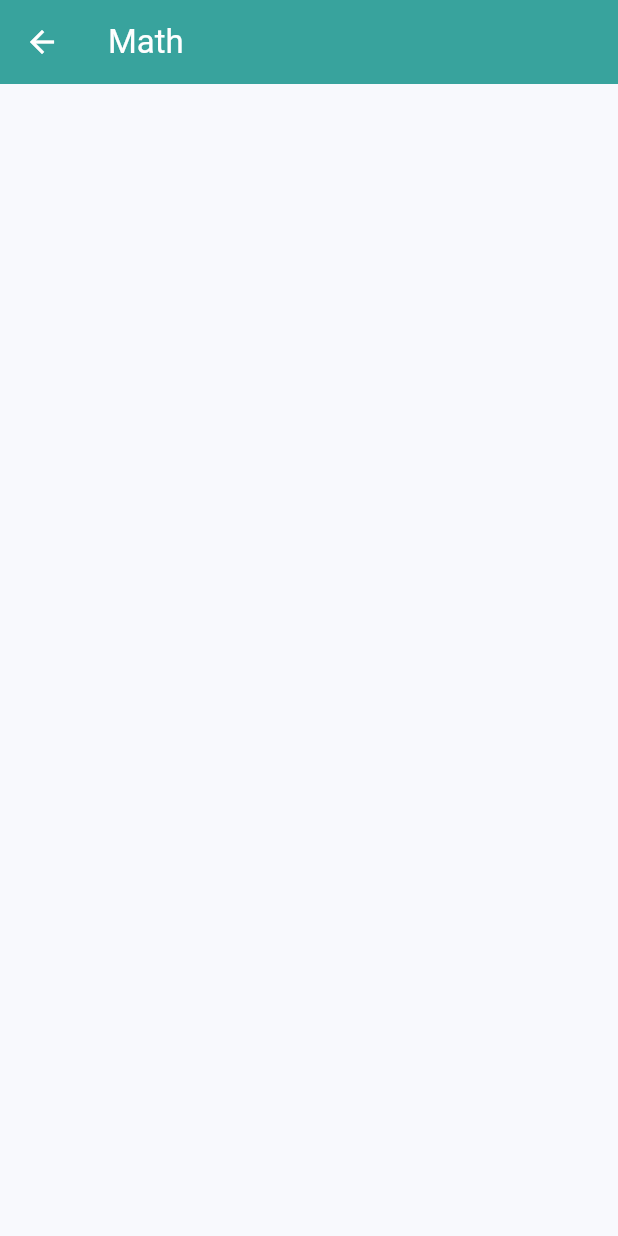
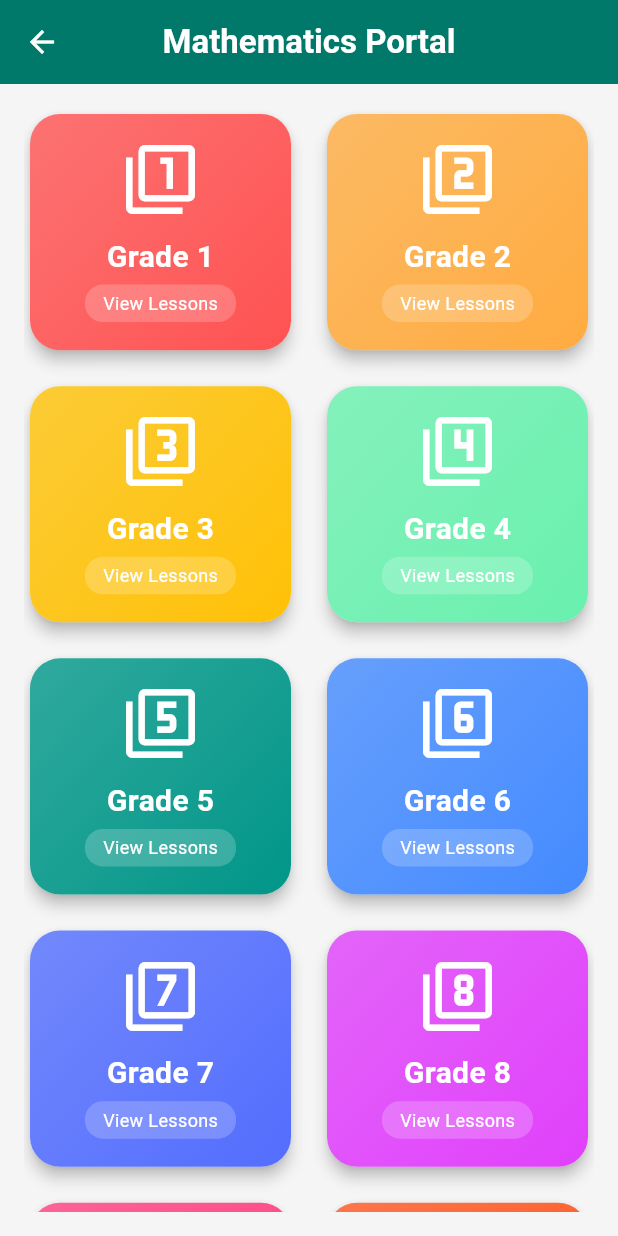
Before and after one commit to VanchhaiThay/eduhub, a Flutter app: the MathPage screen opened directly, on a phone screen of 412 x 824 dp. Run offline on Flutter 3.47's test engine with Material 3 defaults, Android fonts, the light colour scheme and no system bars; our stand-ins replace cloud_firestore, firebase_auth, firebase_core, fl_chart, flutter_local_notifications, shared_preferences; accounts and stored records are empty.

Commit message:
divide gade in subject(math)

```diff
--- a/lib/components/tabs/coursetap/subject/math_page.dart
+++ b/lib/components/tabs/coursetap/subject/math_page.dart
@@ -7,15 +7,117 @@ class MathPage extends StatefulWidget {
   State<MathPage> createState() => _MathPageState();
 }
 
+class _MaterialColorData {
+  final String title;
+  final Color color;
+  final IconData icon;
+
+  _MaterialColorData(this.title, this.color, this.icon);
+}
+
 class _MathPageState extends State<MathPage> {
+  // Define a list of colors and icons to make each grade unique
+  final List<_MaterialColorData> grades = [
+    _MaterialColorData('Grade 1', Colors.redAccent, Icons.filter_1),
+    _MaterialColorData('Grade 2', Colors.orangeAccent, Icons.filter_2),
+    _MaterialColorData('Grade 3', Colors.amber, Icons.filter_3),
+    _MaterialColorData('Grade 4', Colors.greenAccent, Icons.filter_4),
+    _MaterialColorData('Grade 5', Colors.teal, Icons.filter_5),
+    _MaterialColorData('Grade 6', Colors.blueAccent, Icons.filter_6),
+    _MaterialColorData('Grade 7', Colors.indigoAccent, Icons.filter_7),
+    _MaterialColorData('Grade 8', Colors.purpleAccent, Icons.filter_8),
+    _MaterialColorData('Grade 9', Colors.pinkAccent, Icons.filter_9),
+    _MaterialColorData('Grade 10', Colors.deepOrange, Icons.school),
+    _MaterialColorData('Grade 11', Colors.cyan, Icons.functions),
+    _MaterialColorData('Grade 12', Colors.blueGrey, Icons.calculate),
+  ];
+
   @override
   Widget build(BuildContext context) {
     return Scaffold(
+      backgroundColor: Colors.grey[100],
       appBar: AppBar(
-        title: const Text("Math"),
+        title: const Text(
+          "Mathematics Portal",
+          style: TextStyle(fontWeight: FontWeight.bold, color: Colors.white),
+        ),
+        centerTitle: true,
+        backgroundColor: Colors.teal[700],
+        elevation: 4,
       ),
-      body: const Center(
+      body: Padding(
+        padding: const EdgeInsets.all(16.0),
+        child: GridView.builder(
+          itemCount: grades.length,
+          gridDelegate: const SliverGridDelegateWithFixedCrossAxisCount(
+            crossAxisCount: 2, // 2 cards per row
+            crossAxisSpacing: 16,
+            mainAxisSpacing: 16,
+            childAspectRatio: 1.1, // Adjust height/width ratio
+          ),
+          itemBuilder: (context, index) {
+            final grade = grades[index];
+            return _buildGradeCard(grade);
+          },
+        ),
+      ),
+    );
+  }
 
+  Widget _buildGradeCard(_MaterialColorData grade) {
+    return Card(
+      elevation: 4,
+      shape: RoundedRectangleBorder(borderRadius: BorderRadius.circular(20)),
+      child: InkWell(
+        onTap: () {
+          // Add your navigation logic here
+          print("Selected ${grade.title}");
+        },
+        borderRadius: BorderRadius.circular(20),
+        child: Container(
+          decoration: BoxDecoration(
+            borderRadius: BorderRadius.circular(20),
+            gradient: LinearGradient(
+              begin: Alignment.topLeft,
+              end: Alignment.bottomRight,
+              colors: [
+                grade.color.withOpacity(0.8),
+                grade.color,
+              ],
+            ),
+          ),
+          child: Column(
+            mainAxisAlignment: MainAxisAlignment.center,
+            children: [
+              Icon(
+                grade.icon,
+                size: 50,
+                color: Colors.white,
+              ),
+              const SizedBox(height: 12),
+              Text(
+                grade.title,
+                style: const TextStyle(
+                  fontSize: 20,
+                  fontWeight: FontWeight.bold,
+                  color: Colors.white,
+                ),
+              ),
+              const SizedBox(height: 4),
+              Container(
+                padding: const EdgeInsets.symmetric(horizontal: 12, vertical: 4),
+                decoration: BoxDecoration(
+                  color: Colors.white.withOpacity(0.2),
+                  borderRadius: BorderRadius.circular(12),
+                ),
+                child: const Text(
+                  "View Lessons",
+                  style: TextStyle(color: Colors.white, fontSize: 12),
+                ),
+              ),
+            ],
+          ),
+        ),
       ),
     );
   }
--- a/pubspec.yaml
+++ b/pubspec.yaml
@@ -48,6 +48,8 @@ dependencies:
   supabase_flutter: ^2.12.0
   fl_chart: ^1.1.1
   url_launcher: ^6.3.2
+  youtube_player_flutter: ^9.1.3
+  youtube_explode_dart: ^3.0.5
 
 
 dev_dependencies:
```
Also changed, not shown: pubspec.lock, 4 other files.
